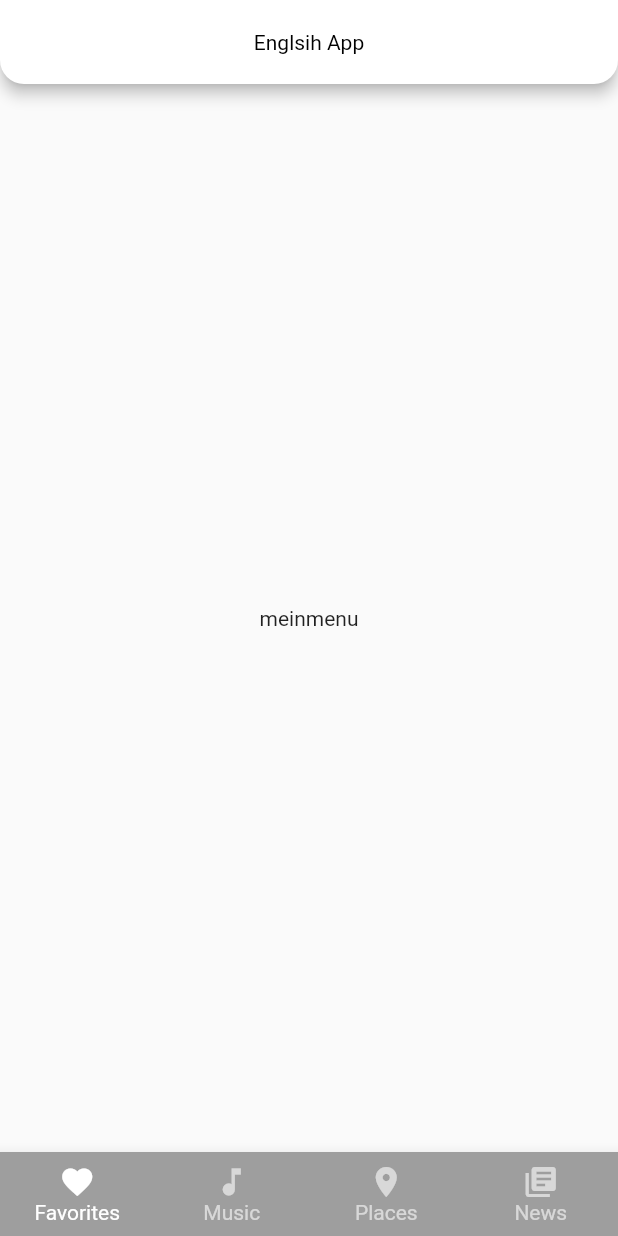
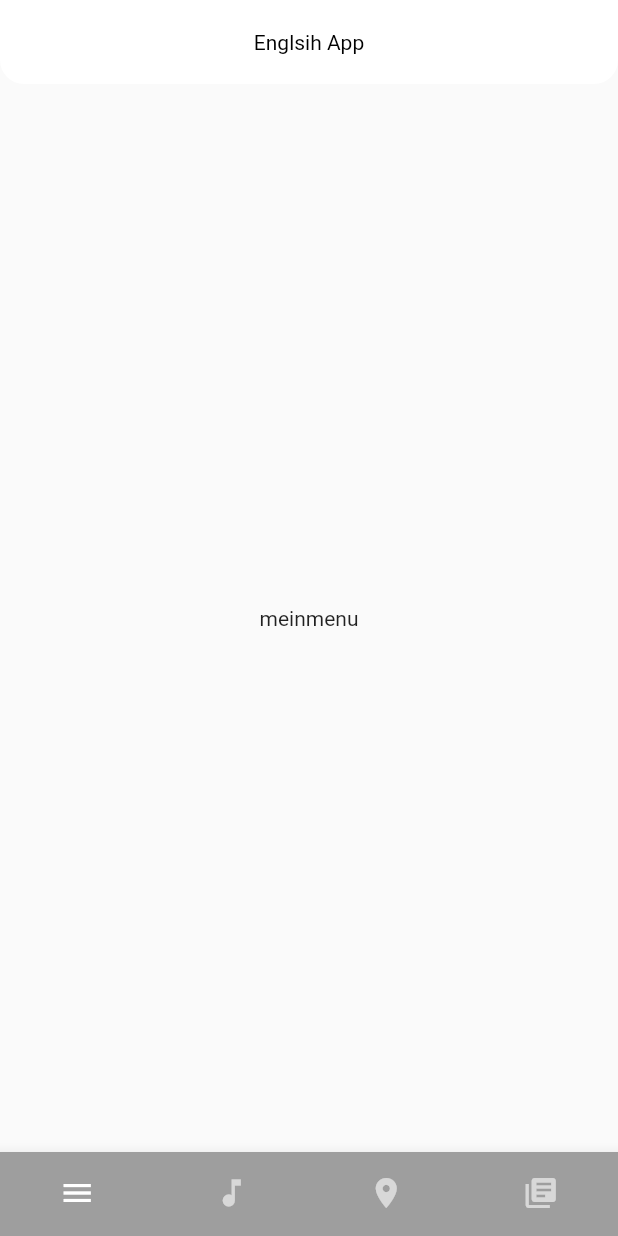
Before and after one commit to SeoDongSeuk/AppDevelopment, a Flutter app: the screen it shows after launch, on a phone screen of 412 x 824 dp. Run offline on Flutter 3.47's test engine with Material 2 defaults, Android fonts, the phone set to English and light mode, and no system bars.

Commit message:
'main'에서 커밋

```diff
--- a/lib/main.dart
+++ b/lib/main.dart
@@ -34,6 +34,7 @@ class _MyHomePageState extends State<MyHomePage> {
         title: Text('Englsih App'),
         backgroundColor: Colors.white,
         titleTextStyle: TextStyle(color: Colors.black),
+        elevation: 0,
         // shape 둥굴게 하기
         shape: RoundedRectangleBorder(
             borderRadius: BorderRadius.vertical(bottom: Radius.circular(16))),
@@ -48,6 +49,9 @@ class _MyHomePageState extends State<MyHomePage> {
         unselectedItemColor: Colors.white.withOpacity(.60),
         selectedFontSize: 14,
         unselectedFontSize: 14,
+        // label false
+        showSelectedLabels: false,
+        showUnselectedLabels: false,
         currentIndex: _selectedIndex, //현재 선택된 Index
         onTap: (int index) {
           setState(() {
@@ -57,7 +61,7 @@ class _MyHomePageState extends State<MyHomePage> {
         items: [
           BottomNavigationBarItem(
             label: 'Favorites',
-            icon: Icon(Icons.favorite),
+            icon: Icon(Icons.menu_outlined),
           ),
           BottomNavigationBarItem(
             label: 'Music',
```
